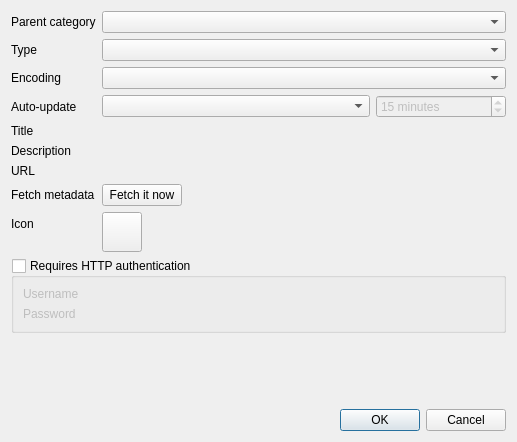
Qt form src/services/standard/gui/formstandardfeeddetails.ui (martinrotter/rssguard) before a commit.
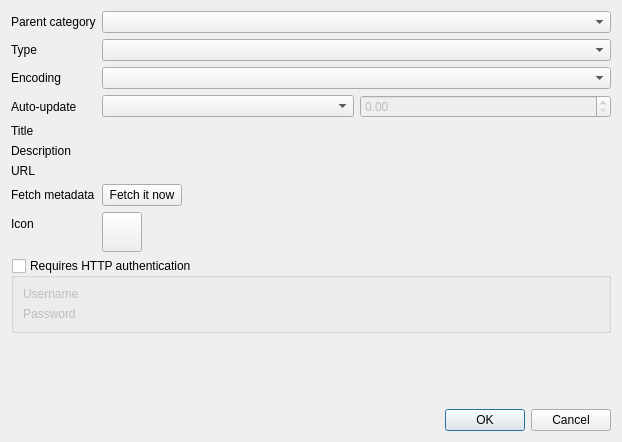
The same form after that commit. Custom widgets are drawn as their Qt base class.

Diff of the .ui file:
```diff
--- a/src/services/standard/gui/formstandardfeeddetails.ui
+++ b/src/services/standard/gui/formstandardfeeddetails.ui
@@ -6,7 +6,7 @@
    <rect>
     <x>0</x>
     <y>0</y>
-    <width>517</width>
+    <width>622</width>
     <height>442</height>
    </rect>
   </property>
@@ -96,28 +96,10 @@
         </widget>
        </item>
        <item>
-        <widget class="QSpinBox" name="m_spinAutoUpdateInterval">
+        <widget class="TimeSpinBox" name="m_spinAutoUpdateInterval">
          <property name="enabled">
           <bool>false</bool>
          </property>
-         <property name="maximumSize">
-          <size>
-           <width>130</width>
-           <height>16777215</height>
-          </size>
-         </property>
-         <property name="suffix">
-          <string> minutes</string>
-         </property>
-         <property name="minimum">
-          <number>5</number>
-         </property>
-         <property name="maximum">
-          <number>240</number>
-         </property>
-         <property name="value">
-          <number>15</number>
-         </property>
         </widget>
        </item>
       </layout>
@@ -307,18 +289,23 @@
   </layout>
  </widget>
  <customwidgets>
-  <customwidget>
-   <class>LineEditWithStatus</class>
-   <extends>QWidget</extends>
-   <header>lineeditwithstatus.h</header>
-   <container>1</container>
-  </customwidget>
   <customwidget>
    <class>LabelWithStatus</class>
    <extends>QWidget</extends>
    <header>labelwithstatus.h</header>
    <container>1</container>
   </customwidget>
+  <customwidget>
+   <class>LineEditWithStatus</class>
+   <extends>QWidget</extends>
+   <header>lineeditwithstatus.h</header>
+   <container>1</container>
+  </customwidget>
+  <customwidget>
+   <class>TimeSpinBox</class>
+   <extends>QDoubleSpinBox</extends>
+   <header>timespinbox.h</header>
+  </customwidget>
  </customwidgets>
  <resources/>
  <connections>
```
